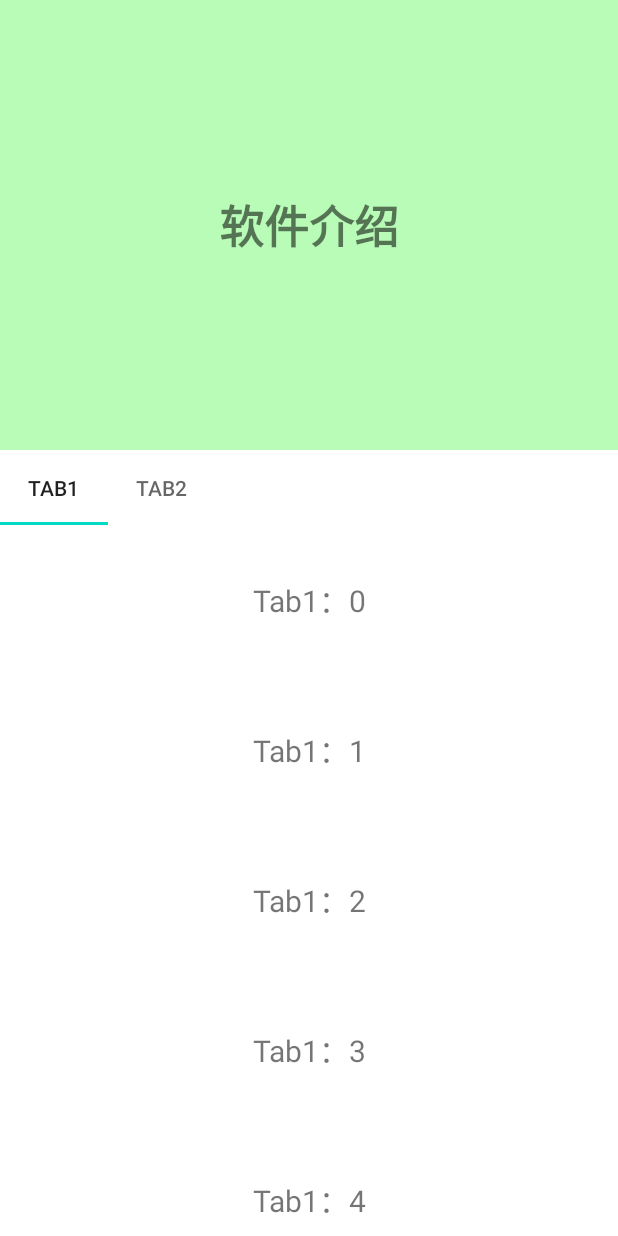
After one commit to Love667767/ViewDemo, an Android app: the StickyLayoutActivity screen opened directly, with no data from a screen before it, on a phone screen of 412 x 824 dp. The commit adds this screen. Run offline under Robolectric (Android 15) with nearby library versions, the phone set to English and light mode, and no system bars.

Commit message:
StickyLayout

```diff
--- a/app/build.gradle
+++ b/app/build.gradle
@@ -28,7 +28,7 @@ dependencies {
     implementation fileTree(dir: "libs", include: ["*.jar"])
     implementation 'androidx.appcompat:appcompat:1.1.0'
     implementation 'androidx.constraintlayout:constraintlayout:1.1.3'
-    implementation "androidx.core:core-ktx:+"
+    implementation "androidx.core:core-ktx:1.1.0"
     implementation "org.jetbrains.kotlin:kotlin-stdlib-jdk7:$kotlin_version"
 
     implementation "androidx.recyclerview:recyclerview:1.2.1"
--- a/app/src/main/AndroidManifest.xml
+++ b/app/src/main/AndroidManifest.xml
@@ -27,6 +27,7 @@
 
         <activity android:name=".nestedScrolling.AppBarLayoutActivity" android:screenOrientation="portrait"/>
         <activity android:name=".nestedScrolling.SuspendedLayoutActivity" android:screenOrientation="portrait"/>
+        <activity android:name=".nestedScrolling.StickyLayoutActivity" android:screenOrientation="portrait"/>
     </application>
 
 </manifest>
--- a/app/src/main/java/com/elson/viewdemo/MainActivity.java
+++ b/app/src/main/java/com/elson/viewdemo/MainActivity.java
@@ -10,6 +10,7 @@ import android.widget.FrameLayout;
 import android.widget.TextView;
 
 import com.elson.viewdemo.nestedScrolling.AppBarLayoutActivity;
+import com.elson.viewdemo.nestedScrolling.StickyLayoutActivity;
 import com.elson.viewdemo.nestedScrolling.SuspendedLayoutActivity;
 import com.elson.viewdemo.recyclerView.ItemDecorationActivity;
 import com.elson.viewdemo.touch.DrawerActivity;
@@ -41,8 +42,9 @@ public class MainActivity extends AppCompatActivity {
         pageData.add(new PageData("SlideMenu", SlideActivity.class));
         pageData.add(new PageData("DrawerLayout", DrawerActivity.class));
         pageData.add(new PageData("Recycler ItemDecoration", ItemDecorationActivity.class));
-        pageData.add(new PageData("AppBarLayout", AppBarLayoutActivity.class));
-        pageData.add(new PageData("SuspendedLayout", SuspendedLayoutActivity.class));
+        pageData.add(new PageData("Nested AppBarLayout", AppBarLayoutActivity.class));
+        pageData.add(new PageData("Nested SuspendedLayout", SuspendedLayoutActivity.class));
+        pageData.add(new PageData("Nested Sticky", StickyLayoutActivity.class));
 
         RecyclerView recyclerView = findViewById(R.id.recyclerView);
         recyclerView.setLayoutManager(new LinearLayoutManager(this));
--- a/app/src/main/java/com/elson/viewdemo/nestedScrolling/AppBarLayoutActivity.java
+++ b/app/src/main/java/com/elson/viewdemo/nestedScrolling/AppBarLayoutActivity.java
@@ -25,7 +25,7 @@ public class AppBarLayoutActivity extends AppCompatActivity {
     @Override
     protected void onCreate(Bundle savedInstanceState) {
         super.onCreate(savedInstanceState);
-        setContentView(R.layout.activity_appbarlayout);
+        setContentView(R.layout.activity_nested_appbar);
 
         final ImageView backgroundIv = findViewById(R.id.backgroundIv);
         AppBarLayout appBarLayout = findViewById(R.id.appbarLayout);
@@ -44,7 +44,7 @@ public class AppBarLayoutActivity extends AppCompatActivity {
                 float percent = (float) ((mHeight + verticalOffset) * 1.0 / mHeight);
                 ILog.d(TAG, "percent=" + percent);
                 backgroundIv.setPivotX(mWidth / 2);
-                backgroundIv.setPivotY(mHeight / 2);
+                backgroundIv.setPivotY(mHeight * 3 / 4);
                 backgroundIv.setScaleX(percent);
                 backgroundIv.setScaleY(percent);
             }
--- /dev/null
+++ b/app/src/main/java/com/elson/viewdemo/nestedScrolling/StickyLayoutActivity.java
@@ -0,0 +1,60 @@
+package com.elson.viewdemo.nestedScrolling;
+
+import android.os.Bundle;
+import android.util.Log;
+
+import com.elson.viewdemo.R;
+import com.elson.viewdemo.nestedScrolling.fragment.TabFragment;
+import com.google.android.material.tabs.TabLayout;
+
+import androidx.annotation.NonNull;
+import androidx.annotation.Nullable;
+import androidx.appcompat.app.AppCompatActivity;
+import androidx.fragment.app.Fragment;
+import androidx.fragment.app.FragmentPagerAdapter;
+import androidx.viewpager.widget.ViewPager;
+
+public class StickyLayoutActivity extends AppCompatActivity {
+
+    private static final String TAG = StickyLayoutActivity.class.getSimpleName();
+
+    @Override
+    protected void onCreate(Bundle savedInstanceState) {
+        super.onCreate(savedInstanceState);
+        setContentView(R.layout.activity_nested_sticky);
+
+        Log.d(TAG, "height=" + getResources().getDisplayMetrics().heightPixels);
+
+        final String[] titles = {"Tab1", "Tab2"};
+        final Fragment[] fragments = {
+                TabFragment.newInstance(titles[0]),
+                TabFragment.newInstance(titles[1])
+        };
+        TabLayout tabLayout = findViewById(R.id.tabLayout);
+        tabLayout.setTabMode(TabLayout.MODE_SCROLLABLE);
+        ViewPager viewPager = findViewById(R.id.viewPager);
+        tabLayout.setupWithViewPager(viewPager);
+        viewPager.setAdapter(new FragmentPagerAdapter(getSupportFragmentManager(), FragmentPagerAdapter.BEHAVIOR_RESUME_ONLY_CURRENT_FRAGMENT) {
+            @Override
+            public int getCount() {
+                return titles.length;
+            }
+
+            @NonNull
+            @Override
+            public Fragment getItem(int position) {
+                return fragments[position];
+            }
+
+
+            @Nullable
+            @Override
+            public CharSequence getPageTitle(int position) {
+                return titles[position];
+            }
+        });
+
+    }
+
+
+}
--- a/app/src/main/java/com/elson/viewdemo/nestedScrolling/SuspendedLayoutActivity.kt
+++ b/app/src/main/java/com/elson/viewdemo/nestedScrolling/SuspendedLayoutActivity.kt
@@ -5,14 +5,14 @@ import androidx.appcompat.app.AppCompatActivity
 import androidx.fragment.app.Fragment
 import androidx.fragment.app.FragmentPagerAdapter
 import com.elson.viewdemo.R
-import kotlinx.android.synthetic.main.activity_suspended_layout.*
+import kotlinx.android.synthetic.main.activity_nested_suspended.*
 import java.util.*
 
 /**
  * @author elson
  * @date 2021/7/5
  * @Desc
- * @see <a href=https://github.com/RubiTree/NestedScrollingHistory/blob/master/app/src/main/res/layout/activity_suspended_layout.xml>Suspend</a>
+ * @see <a href=https://github.com/RubiTree/NestedScrollingHistory/blob/master/app/src/main/res/layout/activity_nested_suspended.xml>Suspend</a>
  */
 class SuspendedLayoutActivity : AppCompatActivity() {
 
@@ -20,7 +20,7 @@ class SuspendedLayoutActivity : AppCompatActivity() {
 
     override fun onCreate(savedInstanceState: Bundle?) {
         super.onCreate(savedInstanceState)
-        setContentView(R.layout.activity_suspended_layout)
+        setContentView(R.layout.activity_nested_suspended)
 
         initFragments()
         initScrollableLayout()
--- /dev/null
+++ b/app/src/main/res/layout/activity_nested_sticky.xml
@@ -0,0 +1,34 @@
+<?xml version="1.0" encoding="utf-8"?>
+<com.elson.viewdemo.nestedScrolling.view.StickyNavLayout2 xmlns:android="http://schemas.android.com/apk/res/android"
+    android:layout_width="match_parent"
+    android:layout_height="match_parent"
+    android:orientation="vertical">
+
+    <RelativeLayout
+        android:id="@+id/bannerView"
+        android:layout_width="match_parent"
+        android:layout_height="wrap_content"
+        android:background="#4400ff00">
+
+        <TextView
+            android:layout_width="match_parent"
+            android:layout_height="300dp"
+            android:gravity="center"
+            android:text="软件介绍"
+            android:textSize="30sp"
+            android:textStyle="bold" />
+    </RelativeLayout>
+
+    <com.google.android.material.tabs.TabLayout
+        android:id="@+id/tabLayout"
+        android:layout_width="match_parent"
+        android:layout_height="50dp"
+        android:background="#ffffffff" />
+
+
+    <androidx.viewpager.widget.ViewPager
+        android:id="@+id/viewPager"
+        android:layout_width="match_parent"
+        android:layout_height="match_parent" />
+
+</com.elson.viewdemo.nestedScrolling.view.StickyNavLayout2>
```
Also changed, not shown: app/src/main/java/com/elson/viewdemo/nestedScrolling/view/StickyNavLayout.java (added, +268 -0 lines), app/src/main/java/com/elson/viewdemo/nestedScrolling/view/StickyNavLayout2.java (added, +203 -0 lines), app/src/main/res/layout/activity_nested_appbar.xml (renamed from app/src/main/res/layout/activity_appbarlayout.xml), app/src/main/res/layout/activity_nested_suspended.xml (renamed from app/src/main/res/layout/activity_suspended_layout.xml).
